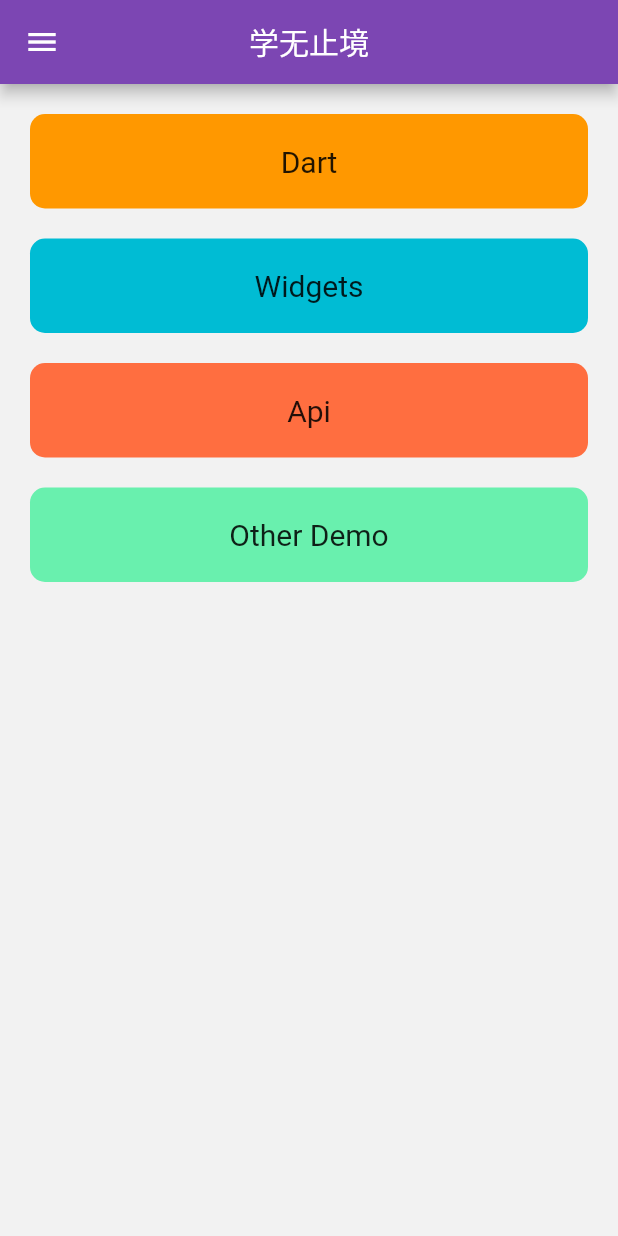
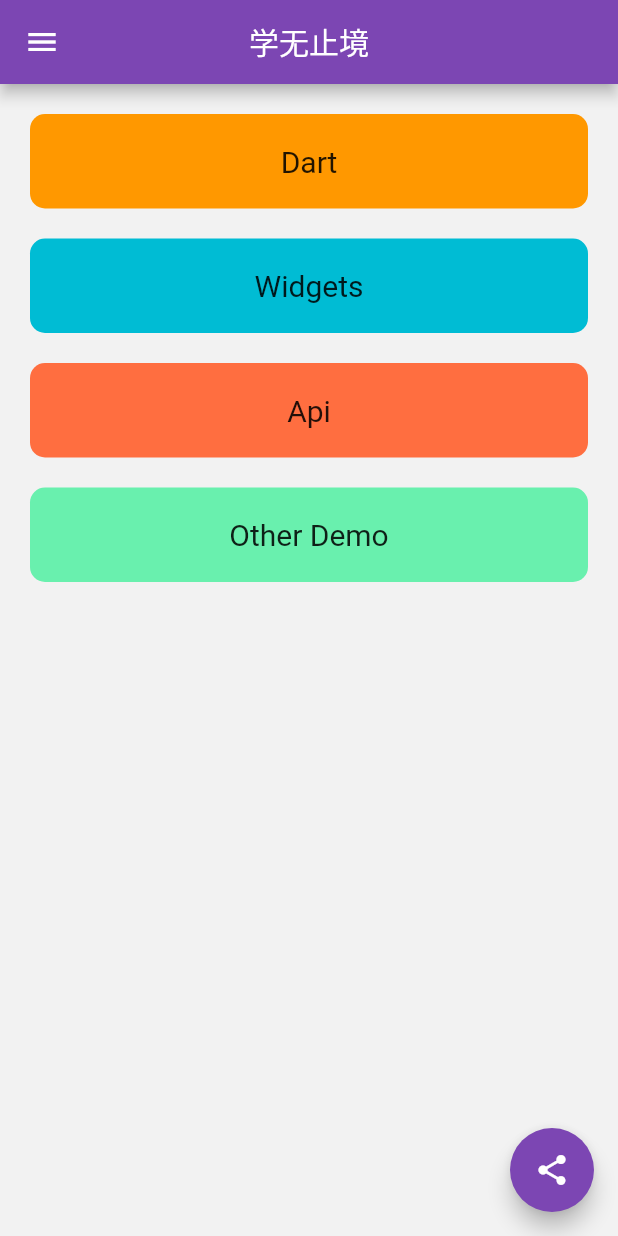
Before and after one commit to ChessLuo/flutter_study_app, a Flutter app: the MainPage screen opened directly, on a phone screen of 412 x 824 dp. Run offline on Flutter 3.47's test engine with Material 2 defaults, Android fonts, the light colour scheme and no system bars; our stand-ins replace event_bus, fluro, fluttertoast, permission_handler, shared_preferences, sqflite and 1 more; missing offline and left inert: flutter_webview_plugin; accounts and stored records are empty; statements that could not run were skipped.

Commit message:
Add FloatingActionButton to mainPage

```diff
--- a/lib/pages/main/main_page.dart
+++ b/lib/pages/main/main_page.dart
@@ -8,6 +8,8 @@
 import 'package:flutter/material.dart';
 import 'package:flutter_study_app/pages/drawer/drawer_page.dart';
 import 'package:flutter_study_app/pages/home/home_page.dart';
+import 'package:flutter_study_app/res/colors.dart';
+import 'package:flutter_study_app/utils/toast_util.dart';
 
 class MainPage extends StatefulWidget {
   @override
@@ -15,7 +17,6 @@ class MainPage extends StatefulWidget {
     // TODO: implement createState
     return _MainPageState();
   }
-
 }
 
 class _MainPageState extends State<MainPage> {
@@ -37,6 +38,14 @@ class _MainPageState extends State<MainPage> {
       drawer: Drawer(
         child: DrawerPage(), //侧滑页面
       ),
+      floatingActionButton: FloatingActionButton(
+        child: Icon(Icons.share),
+        onPressed: () {
+          ToastUtil.showToast("功能开发中~");
+        },
+        tooltip: "放开我，按这么长时间干嘛！！！",
+        backgroundColor: AppColors.primaryColor,
+      ),
     );
   }
 }
```
